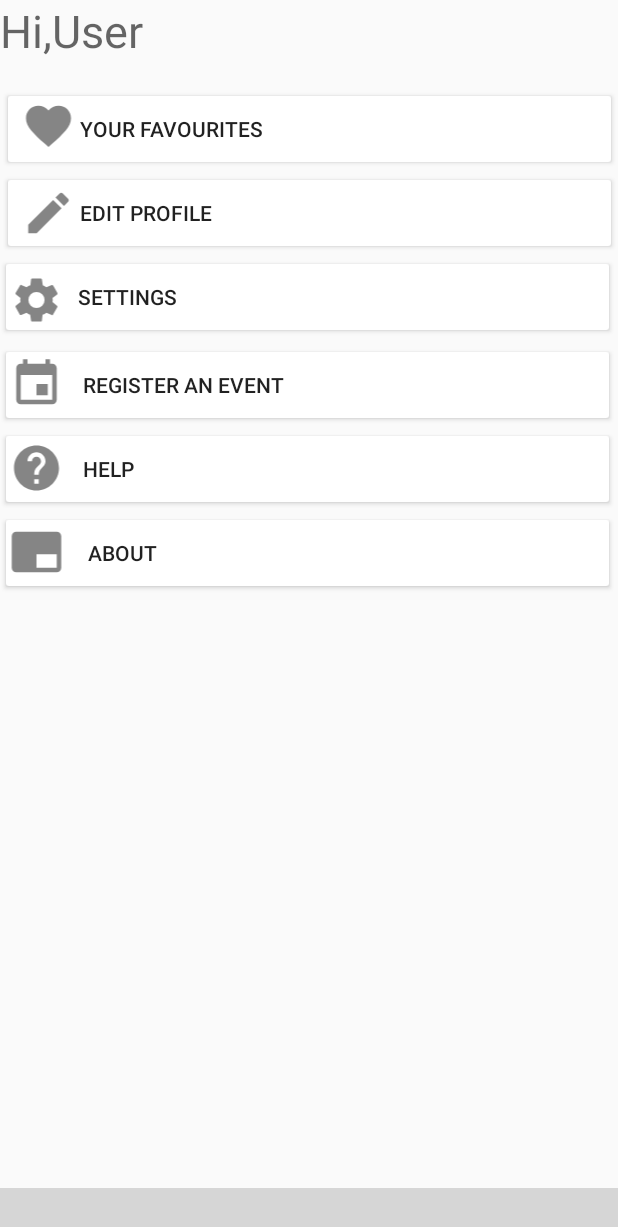
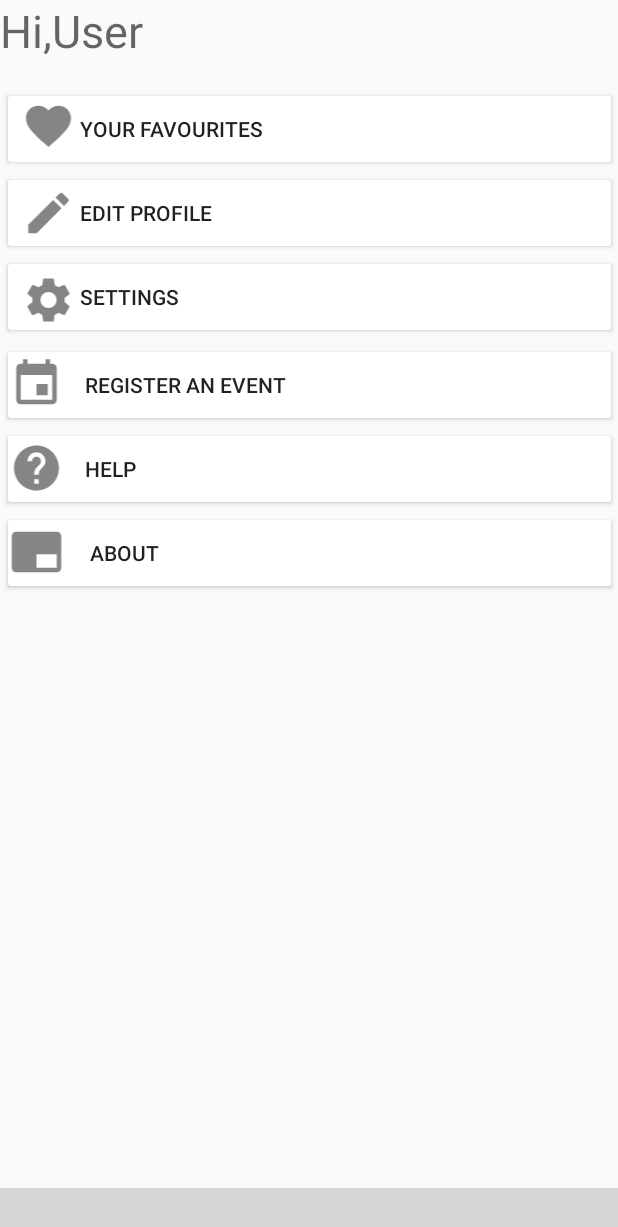
Before and after one commit to CyberWick/EventaTake1, an Android app: the layout activity_profile.xml on its own in the app's theme, with its tools: preview values and no code run, on a phone screen of 412 x 824 dp. Shown: the top 1227 px of the screen. Run offline under Robolectric (Android 15) with nearby library versions, the phone set to English and light mode, and no system bars; plain views replace BottomNavigationViewEx; grey boxes are pictures that could not be loaded.

Commit message:
added constraints

```diff
--- a/app/src/main/res/layout/activity_profile.xml
+++ b/app/src/main/res/layout/activity_profile.xml
@@ -29,6 +29,7 @@
         android:text="            SETTINGS"
         android:textAlignment="textStart"
         app:layout_constraintBottom_toBottomOf="parent"
+        app:layout_constraintEnd_toEndOf="parent"
         app:layout_constraintStart_toStartOf="parent"
         app:layout_constraintTop_toBottomOf="@+id/profile"
         app:layout_constraintVertical_bias="0.0" />
@@ -43,6 +44,7 @@
         android:text="             HELP"
         android:textAlignment="textStart"
         app:layout_constraintBottom_toBottomOf="parent"
+        app:layout_constraintEnd_toEndOf="parent"
         app:layout_constraintStart_toStartOf="parent"
         app:layout_constraintTop_toBottomOf="@+id/register"
         app:layout_constraintVertical_bias="0.0" />
@@ -81,6 +83,7 @@
         android:text="              ABOUT"
         android:textAlignment="textStart"
         app:layout_constraintBottom_toBottomOf="parent"
+        app:layout_constraintEnd_toEndOf="parent"
         app:layout_constraintStart_toStartOf="parent"
         app:layout_constraintTop_toBottomOf="@+id/help"
         app:layout_constraintVertical_bias="0.0" />
@@ -97,6 +100,7 @@
         android:text="             REGISTER AN EVENT"
         android:textAlignment="textStart"
         app:layout_constraintBottom_toBottomOf="parent"
+        app:layout_constraintEnd_toEndOf="parent"
         app:layout_constraintStart_toStartOf="parent"
         app:layout_constraintTop_toBottomOf="@+id/settings"
         app:layout_constraintVertical_bias="0.002" />
@@ -163,11 +167,18 @@
         android:id="@+id/setting"
         android:layout_width="46dp"
         android:layout_height="36dp"
-        android:layout_marginTop="124dp"
+        android:layout_marginStart="8dp"
+        android:layout_marginTop="12dp"
+        android:layout_marginBottom="8dp"
         android:elevation="2dp"
+        app:layout_constraintBottom_toBottomOf="@+id/settings"
+        app:layout_constraintEnd_toEndOf="@+id/settings"
+        app:layout_constraintHorizontal_bias="0"
         app:layout_constraintStart_toStartOf="@+id/fav"
-        app:layout_constraintTop_toBottomOf="@+id/textView"
+        app:layout_constraintTop_toTopOf="@+id/settings"
+        app:layout_constraintVertical_bias="0.0"
         app:srcCompat="@drawable/settings" />
+
     <com.ittianyu.bottomnavigationviewex.BottomNavigationViewEx
         android:id="@+id/botbar"
         android:layout_width="0dp"
```
